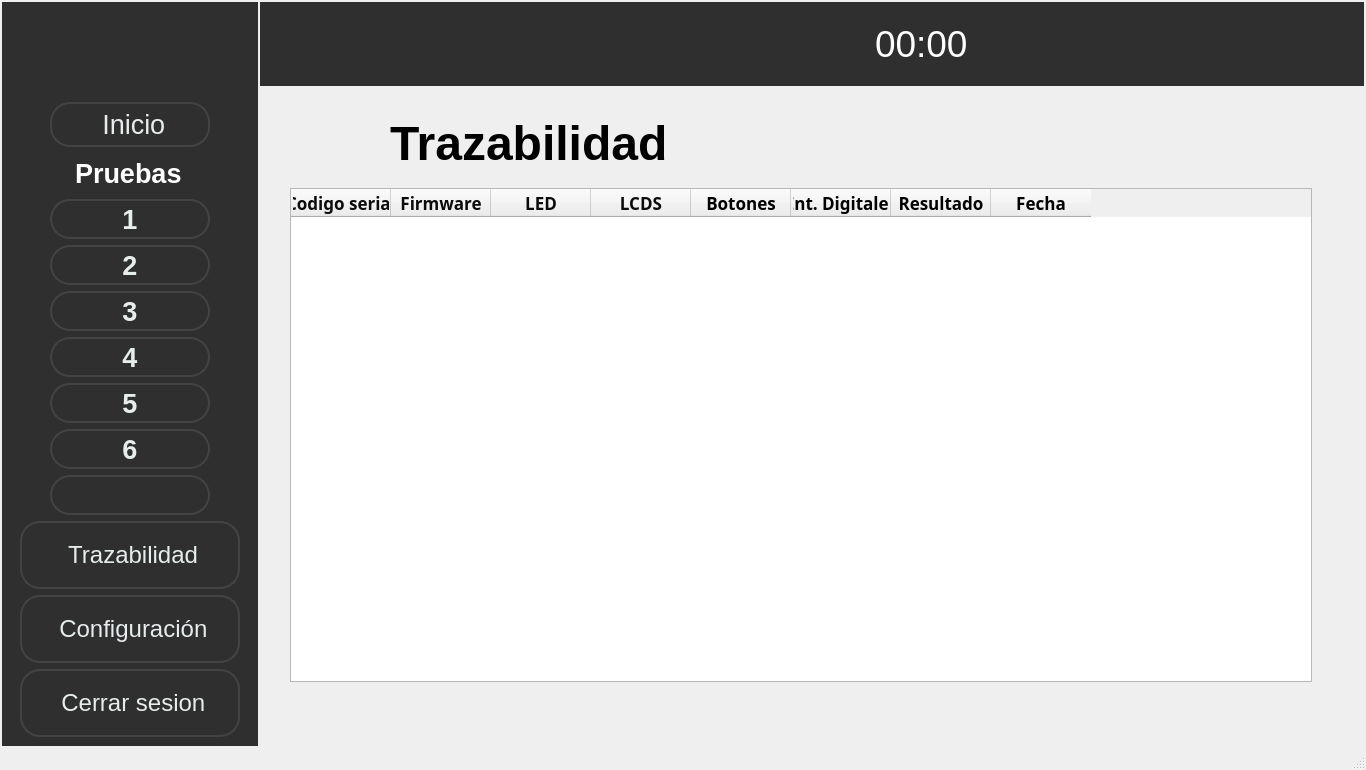
Before: the Qt Designer form ui/Application.ui in Patryckx/Nidec-tester, drawn with Qt 5.
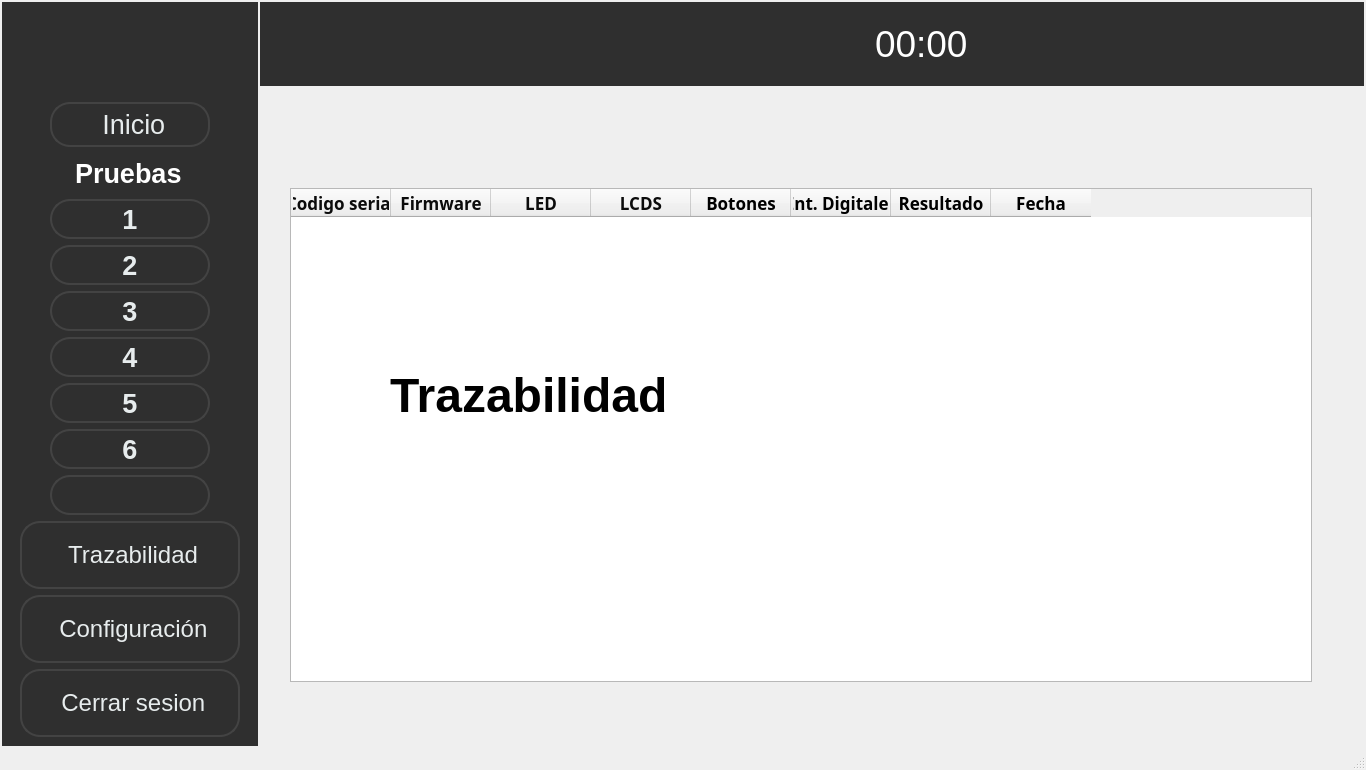
After: the same form once the commit is applied. The open tabs and pages were chosen to show the change. Icons and pictures are not drawn.

Patch:
```diff
--- a/ui/Application.ui
+++ b/ui/Application.ui
@@ -11367,13 +11367,13 @@
          </property>
         </column>
        </widget>
-       <widget class="QWidget" name="">
+       <widget class="QWidget" name="layoutWidget">
         <property name="geometry">
          <rect>
           <x>30</x>
           <y>20</y>
           <width>1022</width>
-          <height>71</height>
+          <height>575</height>
          </rect>
         </property>
         <layout class="QHBoxLayout" name="horizontalLayout_135">
```
Left out of the diff: 2 changed lines with no effect on the pictures.
